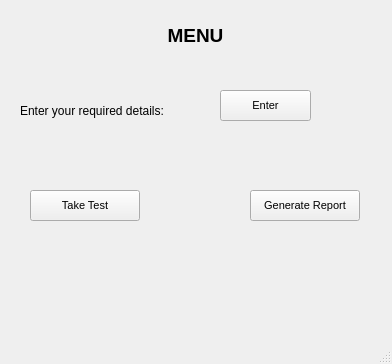
tikna1234/minor-project, file menu page.ui: the form before one commit.
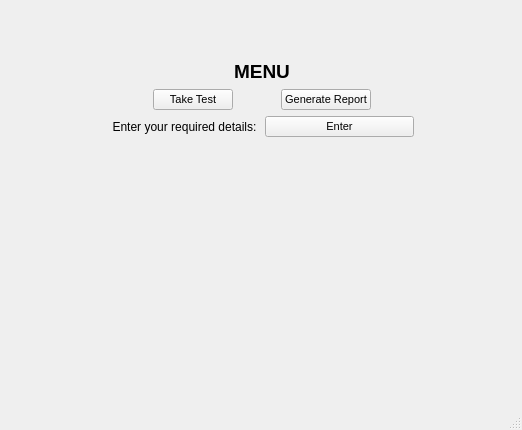
The form after the commit.

Patch:
```diff
--- a/menu page.ui
+++ b/menu page.ui
@@ -6,8 +6,8 @@
    <rect>
     <x>0</x>
     <y>0</y>
-    <width>392</width>
-    <height>364</height>
+    <width>522</width>
+    <height>430</height>
    </rect>
   </property>
   <property name="font">
@@ -21,57 +21,18 @@
    <string>MainWindow</string>
   </property>
   <widget class="QWidget" name="centralwidget">
-   <widget class="QPushButton" name="pushButton">
+   <widget class="QWidget" name="verticalLayoutWidget">
     <property name="geometry">
      <rect>
-      <x>30</x>
-      <y>190</y>
-      <width>110</width>
-      <height>31</height>
+      <x>110</x>
+      <y>60</y>
+      <width>304</width>
+      <height>171</height>
      </rect>
     </property>
-    <property name="font">
-     <font>
-      <family>MS Shell Dlg 2</family>
-      <pointsize>8</pointsize>
-      <weight>50</weight>
-      <bold>false</bold>
-     </font>
-    </property>
-    <property name="text">
-     <string>Take Test</string>
-    </property>
-   </widget>
-   <widget class="QPushButton" name="pushButton_2">
-    <property name="geometry">
-     <rect>
-      <x>220</x>
-      <y>90</y>
-      <width>91</width>
-      <height>31</height>
-     </rect>
-    </property>
-    <property name="font">
-     <font>
-      <family>MS Shell Dlg 2</family>
-      <pointsize>8</pointsize>
-      <weight>50</weight>
-      <bold>false</bold>
-     </font>
-    </property>
-    <property name="text">
-     <string>Enter</string>
-    </property>
-   </widget>
+    <layout class="QVBoxLayout" name="verticalLayout_3">
+     <item>
    <widget class="QLabel" name="label">
-    <property name="geometry">
-     <rect>
-      <x>10</x>
-      <y>10</y>
-      <width>371</width>
-      <height>51</height>
-     </rect>
-    </property>
     <property name="font">
      <font>
       <family>MS Shell Dlg 2</family>
@@ -87,15 +48,84 @@
      <set>Qt::AlignCenter</set>
     </property>
    </widget>
+     </item>
+     <item>
+      <layout class="QHBoxLayout" name="horizontalLayout_2">
+       <item>
+        <spacer name="horizontalSpacer_2">
+         <property name="orientation">
+          <enum>Qt::Horizontal</enum>
+         </property>
+         <property name="sizeHint" stdset="0">
+          <size>
+           <width>35</width>
+           <height>20</height>
+          </size>
+         </property>
+        </spacer>
+       </item>
+       <item>
+        <widget class="QPushButton" name="pushButton">
+         <property name="font">
+          <font>
+           <family>MS Shell Dlg 2</family>
+           <pointsize>8</pointsize>
+           <weight>50</weight>
+           <bold>false</bold>
+          </font>
+         </property>
+         <property name="text">
+          <string>Take Test</string>
+         </property>
+        </widget>
+       </item>
+       <item>
+        <spacer name="horizontalSpacer_3">
+         <property name="orientation">
+          <enum>Qt::Horizontal</enum>
+         </property>
+         <property name="sizeHint" stdset="0">
+          <size>
+           <width>40</width>
+           <height>20</height>
+          </size>
+         </property>
+        </spacer>
+       </item>
+       <item>
+        <widget class="QPushButton" name="pushButton_3">
+         <property name="font">
+          <font>
+           <family>MS Shell Dlg 2</family>
+           <pointsize>8</pointsize>
+           <weight>50</weight>
+           <bold>false</bold>
+          </font>
+         </property>
+         <property name="text">
+          <string>Generate Report</string>
+         </property>
+        </widget>
+       </item>
+       <item>
+        <spacer name="horizontalSpacer">
+         <property name="orientation">
+          <enum>Qt::Horizontal</enum>
+         </property>
+         <property name="sizeHint" stdset="0">
+          <size>
+           <width>40</width>
+           <height>20</height>
+          </size>
+         </property>
+        </spacer>
+       </item>
+      </layout>
+     </item>
+     <item>
+      <layout class="QHBoxLayout" name="horizontalLayout">
+       <item>
    <widget class="QLabel" name="label_2">
-    <property name="geometry">
-     <rect>
-      <x>20</x>
-      <y>100</y>
-      <width>191</width>
-      <height>21</height>
-     </rect>
-    </property>
     <property name="font">
      <font>
       <family>MS Shell Dlg 2</family>
@@ -107,16 +137,13 @@
     <property name="text">
      <string>Enter your required details:</string>
     </property>
-   </widget>
-   <widget class="QPushButton" name="pushButton_3">
-    <property name="geometry">
-     <rect>
-      <x>250</x>
-      <y>190</y>
-      <width>110</width>
-      <height>31</height>
-     </rect>
-    </property>
+         <property name="alignment">
+          <set>Qt::AlignCenter</set>
+         </property>
+        </widget>
+       </item>
+       <item>
+        <widget class="QPushButton" name="pushButton_2">
     <property name="font">
      <font>
       <family>MS Shell Dlg 2</family>
@@ -126,8 +153,29 @@
      </font>
     </property>
     <property name="text">
-     <string>Generate Report</string>
-    </property>
+          <string>Enter</string>
+         </property>
+        </widget>
+       </item>
+      </layout>
+     </item>
+     <item>
+      <spacer name="verticalSpacer">
+       <property name="orientation">
+        <enum>Qt::Vertical</enum>
+       </property>
+       <property name="sizeType">
+        <enum>QSizePolicy::Expanding</enum>
+       </property>
+       <property name="sizeHint" stdset="0">
+        <size>
+         <width>302</width>
+         <height>13</height>
+        </size>
+       </property>
+      </spacer>
+     </item>
+    </layout>
    </widget>
   </widget>
   <widget class="QMenuBar" name="menubar">
```
Left out of the diff: 2 changed lines with no effect on the pictures. Lines whose indentation alone changed are shown as unchanged.
